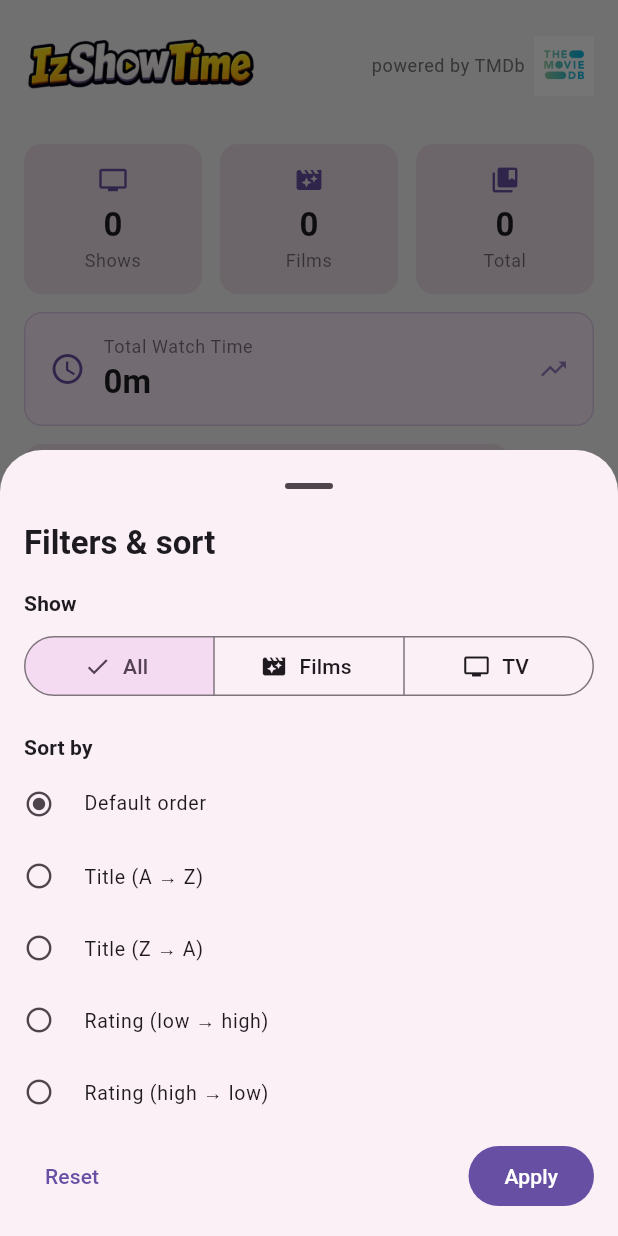
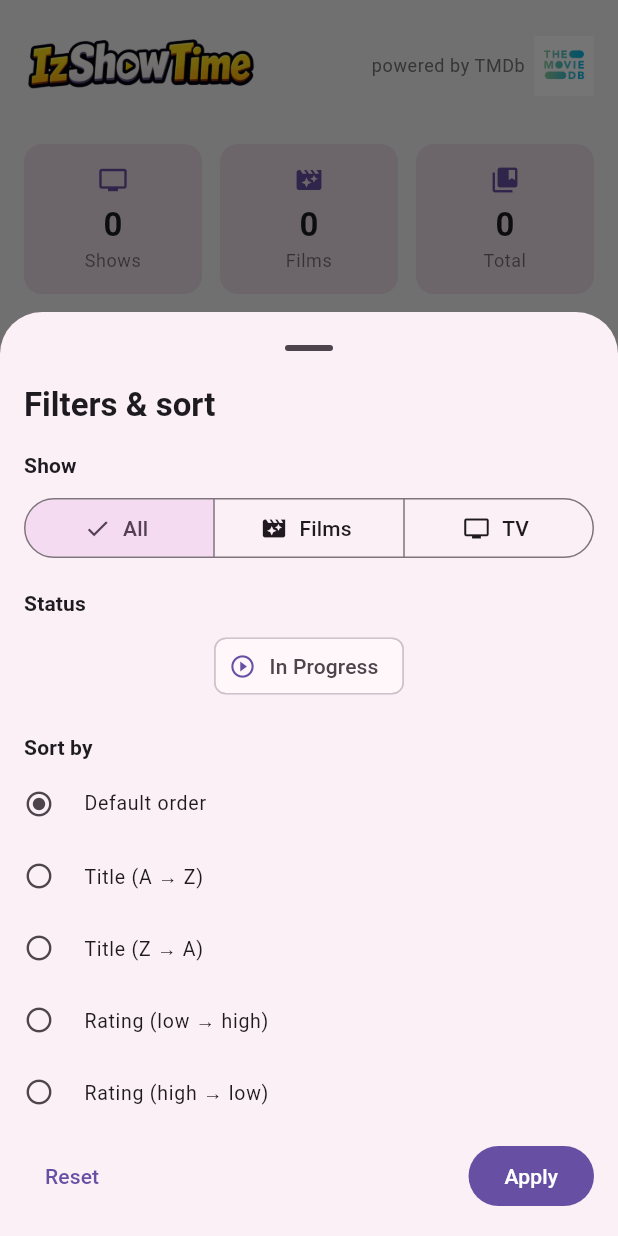
Before and after one commit to KobaruAkiba/iz-show-time, a Flutter app: the CatalogueScreen screen opened by its route, after a tap on the "tune" icon, on a phone screen of 412 x 824 dp. Run offline on Flutter 3.47's test engine with Material 3 defaults, Android fonts, the phone set to English and light mode, and no system bars; our stand-ins replace dio, flutter_local_notifications, google_fonts, hive_flutter; missing offline and left inert: workmanager; accounts and stored records are empty; statements that could not run were skipped.

Commit message:
Reworked catalogue page

```diff
--- a/lib/core/notifications/new_episode_checker.dart
+++ b/lib/core/notifications/new_episode_checker.dart
@@ -5,6 +5,7 @@ import '../../data/models/watch_record.dart';
 import '../../data/repositories/user_data_store.dart';
 import '../../data/services/tmdb_service.dart';
 import 'episode_signature.dart';
+import 'show_in_progress.dart';
 
 /// Result of checking catalogue shows for newly aired episodes.
 class NewEpisodeCheckResult {
@@ -92,8 +93,7 @@ class NewEpisodeChecker {
     );
 
     if (nextEpisode == null ||
-        !nextEpisode.hasAired ||
-        isEpisodeRegisteredInCatalogue(nextEpisode, watchHistory)) {
+        !isAvailableImmediateNextEpisode(nextEpisode, watchHistory)) {
       return null;
     }
 
--- a/lib/presentation/screens/catalogue/catalogue_screen.dart
+++ b/lib/presentation/screens/catalogue/catalogue_screen.dart
@@ -7,6 +7,7 @@ import '../../widgets/catalogue_stats_row.dart';
 import '../../widgets/confirm_remove_from_catalogue.dart';
 import '../../widgets/lazy_paged_list_view.dart';
 import '../../../data/models/catalogue_item.dart';
+import '../../../core/notifications/show_in_progress.dart';
 import '../../../core/services/app_services.dart';
 
 /// Screen displaying the user's catalogue of films and shows
@@ -19,25 +20,23 @@ class CatalogueScreen extends StatefulWidget {
   State<CatalogueScreen> createState() => _CatalogueScreenState();
 }
 
-class _CatalogueScreenState extends State<CatalogueScreen>
-    with SingleTickerProviderStateMixin {
+class _CatalogueScreenState extends State<CatalogueScreen> {
   String _searchQuery = '';
   MediaFilter _mediaFilter = MediaFilter.all;
   MediaSortOption _sortOption = MediaSortOption.none;
+  bool _inProgressOnly = false;
   final _appServices = AppServices();
-
-  final List<String> _tabs = ['All', 'Films', 'Shows', 'In Progress'];
-  late TabController _tabController;
 
   bool get _hasActiveFilters => hasActiveMediaFilters(
         mediaFilter: _mediaFilter,
         sortOption: _sortOption,
+        inProgressOnly: _inProgressOnly,
       );
 
   @override
   void initState() {
     super.initState();
-    _tabController = TabController(length: _tabs.length, vsync: this);
+    _appServices.newEpisodeAlertsListenable.addListener(_onAlertsChanged);
     if (widget.isActive) {
       WidgetsBinding.instance.addPostFrameCallback((_) => _refresh());
     }
@@ -53,20 +52,43 @@ class _CatalogueScreenState extends State<CatalogueScreen>
 
   @override
   void dispose() {
-    _tabController.dispose();
+    _appServices.newEpisodeAlertsListenable.removeListener(_onAlertsChanged);
     super.dispose();
+  }
+
+  void _onAlertsChanged() {
+    if (_inProgressOnly && mounted) {
+      setState(() {});
+    }
   }
 
   List<CatalogueItem> _filterItems(List<CatalogueItem> items) {
     Iterable<CatalogueItem> filtered = items;
+
+    if (_inProgressOnly) {
+      final inProgressIds = inProgressShowIds(
+        alerts: _appServices.newEpisodeAlerts,
+      );
+      filtered = filtered.where(
+        (item) => item.isTvShow && inProgressIds.contains(item.id),
+      );
+    }
+
     if (_searchQuery.isNotEmpty) {
       final query = _searchQuery.toLowerCase();
       filtered =
           filtered.where((item) => item.title.toLowerCase().contains(query));
     }
+
+    // In Progress implies TV-only even when media filter is "All".
+    final effectiveMediaFilter =
+        _inProgressOnly && _mediaFilter == MediaFilter.all
+            ? MediaFilter.tvOnly
+            : _mediaFilter;
+
     return applyMediaFilters(
       filtered,
-      mediaFilter: _mediaFilter,
+      mediaFilter: effectiveMediaFilter,
       sortOption: _sortOption,
     );
   }
@@ -78,12 +100,27 @@ class _CatalogueScreenState extends State<CatalogueScreen>
       context,
       mediaFilter: _mediaFilter,
       sortOption: _sortOption,
+      inProgressOnly: _inProgressOnly,
+      showInProgressFilter: true,
     );
     if (result == null || !mounted) return;
     setState(() {
       _mediaFilter = result.mediaFilter;
       _sortOption = result.sortOption;
+      _inProgressOnly = result.inProgressOnly;
     });
+  }
+
+  void _clearMediaFilter() {
+    setState(() => _mediaFilter = MediaFilter.all);
+  }
+
+  void _clearInProgress() {
+    setState(() => _inProgressOnly = false);
+  }
+
+  void _clearSort() {
+    setState(() => _sortOption = MediaSortOption.none);
   }
 
   void _openDetails(CatalogueItem item) {
@@ -100,6 +137,7 @@ class _CatalogueScreenState extends State<CatalogueScreen>
     final tvShows = _appServices.tvShows;
     final catalogue = _appServices.catalogue;
     final watchTime = _appServices.totalWatchTimeMinutes;
+    final items = _filterItems(catalogue);
 
     return Scaffold(
       body: SafeArea(
@@ -141,48 +179,70 @@ class _CatalogueScreenState extends State<CatalogueScreen>
                 ],
               ),
             ),
-            TabBar(
-              controller: _tabController,
-              isScrollable: true,
-              tabs: _tabs.map((tab) => Tab(text: tab)).toList(),
-            ),
-            Expanded(
-              child: TabBarView(
-                controller: _tabController,
-                children: [
-                  _buildItemList(_filterItems(catalogue), tabIndex: 0),
-                  _buildItemList(_filterItems(films), tabIndex: 1),
-                  _buildItemList(_filterItems(tvShows), tabIndex: 2),
-                  _buildItemList(_filterItems(tvShows), tabIndex: 3),
-                ],
-              ),
-            ),
+            if (_hasActiveFilters) _buildActiveFilterChips(),
+            Expanded(child: _buildItemList(items)),
           ],
         ),
       ),
     );
   }
 
-  Widget _buildItemList(List<CatalogueItem> items, {required int tabIndex}) {
+  Widget _buildActiveFilterChips() {
+    return Padding(
+      padding: const EdgeInsets.fromLTRB(16, 8, 16, 0),
+      child: Align(
+        alignment: Alignment.centerLeft,
+        child: Wrap(
+          spacing: 8,
+          runSpacing: 4,
+          children: [
+            if (_mediaFilter != MediaFilter.all)
+              InputChip(
+                label: Text(mediaFilterLabel(_mediaFilter)),
+                onDeleted: _clearMediaFilter,
+                visualDensity: VisualDensity.compact,
+              ),
+            if (_inProgressOnly)
+              InputChip(
+                label: const Text('In Progress'),
+                onDeleted: _clearInProgress,
+                visualDensity: VisualDensity.compact,
+              ),
+            if (_sortOption != MediaSortOption.none)
+              InputChip(
+                label: Text(mediaSortOptionLabel(_sortOption)),
+                onDeleted: _clearSort,
+                visualDensity: VisualDensity.compact,
+              ),
+          ],
+        ),
+      ),
+    );
+  }
+
+  Widget _buildItemList(List<CatalogueItem> items) {
     if (items.isEmpty) {
       return Center(
-        child: Text(
-          _hasActiveFilters || _searchQuery.isNotEmpty
-              ? 'No results match your filters'
-              : 'Your catalogue is empty',
-          style: Theme.of(context).textTheme.bodyLarge,
+        child: Padding(
+          padding: const EdgeInsets.symmetric(horizontal: 24),
+          child: Text(
+            _emptyStateMessage(),
+            textAlign: TextAlign.center,
+            style: Theme.of(context).textTheme.bodyLarge,
+          ),
         ),
       );
     }
 
     return LazyPagedListView(
-      // Local catalogue only — no remote API. Window resets on filter/tab data change.
+      // Local catalogue only — no remote API. Window resets on filter change.
       resetKey: Object.hash(
-        tabIndex,
         _searchQuery,
         _mediaFilter,
         _sortOption,
+        _inProgressOnly,
         items.length,
+        _appServices.newEpisodeAlerts.length,
       ),
       totalItemCount: items.length,
       onRefresh: () async => _refresh(),
@@ -205,4 +265,17 @@ class _CatalogueScreenState extends State<CatalogueScreen>
       },
     );
   }
+
+  String _emptyStateMessage() {
+    if (_inProgressOnly &&
+        _searchQuery.isEmpty &&
+        _mediaFilter != MediaFilter.filmsOnly) {
+      return 'No shows currently in progress.\n'
+          'Register an episode, then when the next one airs it will show up here.';
+    }
+    if (_hasActiveFilters || _searchQuery.isNotEmpty) {
+      return 'No results match your filters';
+    }
+    return 'Your catalogue is empty';
+  }
 }
--- a/lib/presentation/widgets/media_filters.dart
+++ b/lib/presentation/widgets/media_filters.dart
@@ -9,6 +9,14 @@ enum MediaSortOption {
   titleDesc,
   ratingAsc,
   ratingDesc,
+}
+
+String mediaFilterLabel(MediaFilter filter) {
+  return switch (filter) {
+    MediaFilter.all => 'All',
+    MediaFilter.filmsOnly => 'Films',
+    MediaFilter.tvOnly => 'TV',
+  };
 }
 
 String mediaSortOptionLabel(MediaSortOption option) {
@@ -24,8 +32,11 @@ String mediaSortOptionLabel(MediaSortOption option) {
 bool hasActiveMediaFilters({
   required MediaFilter mediaFilter,
   required MediaSortOption sortOption,
+  bool inProgressOnly = false,
 }) {
-  return mediaFilter != MediaFilter.all || sortOption != MediaSortOption.none;
+  return mediaFilter != MediaFilter.all ||
+      sortOption != MediaSortOption.none ||
+      inProgressOnly;
 }
 
 List<CatalogueItem> applyMediaFilters(
@@ -100,17 +111,32 @@ class MediaFiltersButton extends StatelessWidget {
   }
 }
 
-Future<({MediaFilter mediaFilter, MediaSortOption sortOption})?>
-    showMediaFiltersSheet(
+typedef MediaFiltersResult = ({
+  MediaFilter mediaFilter,
+  MediaSortOption sortOption,
+  bool inProgressOnly,
+});
+
+Future<MediaFiltersResult?> showMediaFiltersSheet(
   BuildContext context, {
   required MediaFilter mediaFilter,
   required MediaSortOption sortOption,
+  bool inProgressOnly = false,
+  bool showInProgressFilter = false,
 }) {
   var draftMediaFilter = mediaFilter;
   var draftSortOption = sortOption;
+  var draftInProgressOnly = inProgressOnly;
 
-  return showModalBottomSheet<
-      ({MediaFilter mediaFilter, MediaSortOption sortOption})>(
+  void applyInProgressConstraints() {
+    if (!draftInProgressOnly) return;
+    // In Progress is TV-only: films-only is incompatible.
+    if (draftMediaFilter == MediaFilter.filmsOnly) {
+      draftMediaFilter = MediaFilter.tvOnly;
+    }
+  }
+
+  return showModalBottomSheet<MediaFiltersResult>(
     context: context,
     showDragHandle: true,
     isScrollControlled: true,
@@ -142,18 +168,19 @@ Future<({MediaFilter mediaFilter, MediaSortOption sortOption})?>
                 ),
                 const SizedBox(height: 8),
                 SegmentedButton<MediaFilter>(
-                  segments: const [
-                    ButtonSegment(
+                  segments: [
+                    const ButtonSegment(
                       value: MediaFilter.all,
                       label: Text('All'),
                       icon: Icon(Icons.grid_view, size: 18),
                     ),
                     ButtonSegment(
                       value: MediaFilter.filmsOnly,
-                      label: Text('Films'),
-                      icon: Icon(Icons.movie_filter, size: 18),
+                      label: const Text('Films'),
+                      icon: const Icon(Icons.movie_filter, size: 18),
+                      enabled: !draftInProgressOnly,
                     ),
-                    ButtonSegment(
+                    const ButtonSegment(
                       value: MediaFilter.tvOnly,
                       label: Text('TV'),
                       icon: Icon(Icons.tv_outlined, size: 18),
@@ -161,9 +188,51 @@ Future<({MediaFilter mediaFilter, MediaSortOption sortOption})?>
                   ],
                   selected: {draftMediaFilter},
                   onSelectionChanged: (selection) {
-                    setSheetState(() => draftMediaFilter = selection.first);
+                    setSheetState(() {
+                      draftMediaFilter = selection.first;
+                      applyInProgressConstraints();
+                    });
                   },
                 ),
+                if (showInProgressFilter) ...[
+                  const SizedBox(height: 16),
+                  Text(
+                    'Status',
+                    style: Theme.of(context).textTheme.titleSmall?.copyWith(
+                          fontWeight: FontWeight.w600,
+                        ),
+                  ),
+                  const SizedBox(height: 8),
+                  FilterChip(
+                    label: const Text('In Progress'),
+                    selected: draftInProgressOnly,
+                    avatar: Icon(
+                      draftInProgressOnly
+                          ? Icons.play_circle_filled
+                          : Icons.play_circle_outline,
+                      size: 18,
+                    ),
+                    onSelected: (selected) {
+                      setSheetState(() {
+                        draftInProgressOnly = selected;
+                        applyInProgressConstraints();
+                      });
+                    },
+                  ),
+                  if (draftInProgressOnly)
+                    Padding(
+                      padding: const EdgeInsets.only(top: 4),
+                      child: Text(
+                        'Shows with the next episode already aired and not yet registered.',
+                        style: Theme.of(context).textTheme.bodySmall?.copyWith(
+                              color: Theme.of(context)
+                                  .colorScheme
+                                  .onSurface
+                                  .withValues(alpha: 0.7),
+                            ),
+                      ),
+                    ),
+                ],
                 const SizedBox(height: 20),
                 Text(
                   'Sort by',
@@ -195,6 +264,7 @@ Future<({MediaFilter mediaFilter, MediaSortOption sortOption})?>
                         setSheetState(() {
                           draftMediaFilter = MediaFilter.all;
                           draftSortOption = MediaSortOption.none;
+                          draftInProgressOnly = false;
                         });
                       },
                       child: const Text('Reset'),
@@ -202,11 +272,15 @@ Future<({MediaFilter mediaFilter, MediaSortOption sortOption})?>
                     const Spacer(),
                     FilledButton(
                       onPressed: () {
+                        applyInProgressConstraints();
                         Navigator.pop(
                           context,
                           (
                             mediaFilter: draftMediaFilter,
                             sortOption: draftSortOption,
+                            inProgressOnly: showInProgressFilter
+                                ? draftInProgressOnly
+                                : false,
                           ),
                         );
                       },
```
Also changed, not shown: lib/core/notifications/show_in_progress.dart (added, +34 -0 lines), 1 other file.
